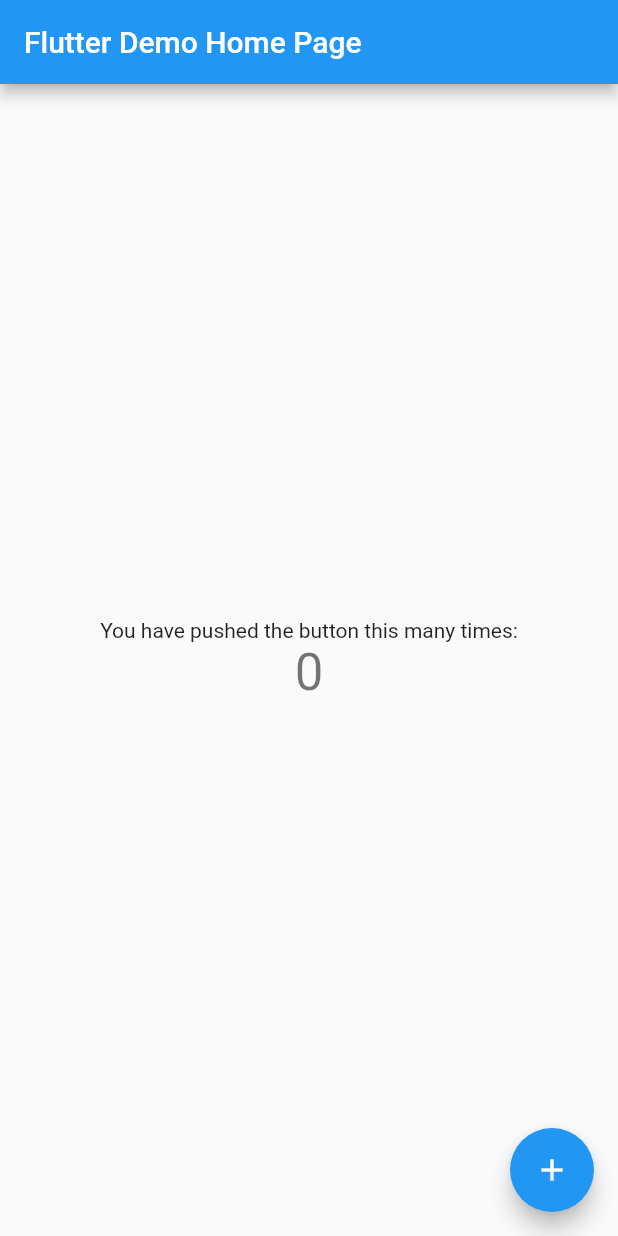
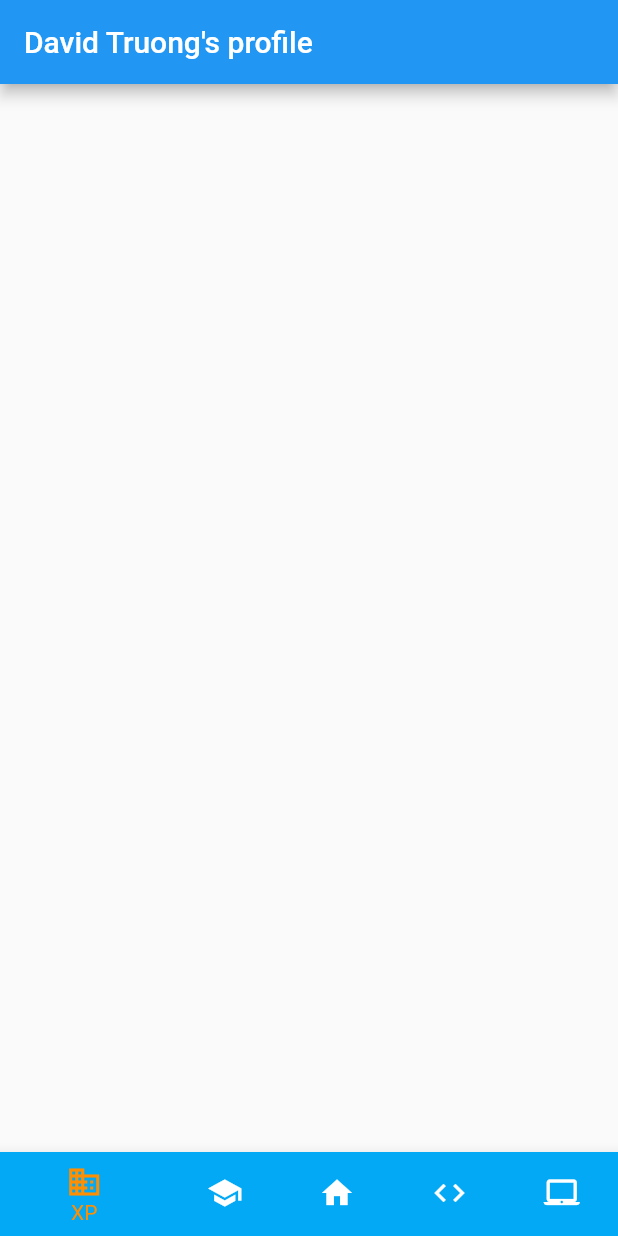
Before and after one commit to cminhtruong/cv_profile, a Flutter app: the screen it shows after launch, on a phone screen of 412 x 824 dp. Run offline on Flutter 3.47's test engine with Material 2 defaults, Android fonts, the phone set to English and light mode, and no system bars.

Commit message:
init project

```diff
--- a/lib/main.dart
+++ b/lib/main.dart
@@ -7,7 +7,7 @@ class MyApp extends StatelessWidget {
   @override
   Widget build(BuildContext context) {
     return MaterialApp(
-      title: 'Flutter Demo',
+      title: 'David Truong\'s profile',
       theme: ThemeData(
         // This is the theme of your application.
         //
@@ -20,7 +20,7 @@ class MyApp extends StatelessWidget {
         // is not restarted.
         primarySwatch: Colors.blue,
       ),
-      home: MyHomePage(title: 'Flutter Demo Home Page'),
+      home: MyHomePage(title: 'David Truong\'s profile'),
     );
   }
 }
@@ -44,16 +44,11 @@ class MyHomePage extends StatefulWidget {
 }
 
 class _MyHomePageState extends State<MyHomePage> {
-  int _counter = 0;
+  int _selectedIndex = 0;
 
-  void _incrementCounter() {
+  void _onItemTapped(int index) {
     setState(() {
-      // This call to setState tells the Flutter framework that something has
-      // changed in this State, which causes it to rerun the build method below
-      // so that the display can reflect the updated values. If we changed
-      // _counter without calling setState(), then the build method would not be
-      // called again, and so nothing would appear to happen.
-      _counter++;
+      _selectedIndex = index;
     });
   }
 
@@ -90,22 +85,37 @@ class _MyHomePageState extends State<MyHomePage> {
           // axis because Columns are vertical (the cross axis would be
           // horizontal).
           mainAxisAlignment: MainAxisAlignment.center,
-          children: <Widget>[
-            Text(
-              'You have pushed the button this many times:',
-            ),
-            Text(
-              '$_counter',
-              style: Theme.of(context).textTheme.display1,
-            ),
-          ],
+          children: <Widget>[],
         ),
       ),
-      floatingActionButton: FloatingActionButton(
-        onPressed: _incrementCounter,
-        tooltip: 'Increment',
-        child: Icon(Icons.add),
-      ), // This trailing comma makes auto-formatting nicer for build methods.
+      bottomNavigationBar: BottomNavigationBar(
+        type: BottomNavigationBarType.shifting,
+        items: const <BottomNavigationBarItem>[
+          BottomNavigationBarItem(
+              icon: Icon(Icons.business),
+              title: Text('XP'),
+              backgroundColor: Colors.lightBlue),
+          BottomNavigationBarItem(
+              icon: Icon(Icons.school),
+              title: Text('Formation'),
+              backgroundColor: Colors.lightBlue),
+          BottomNavigationBarItem(
+              icon: Icon(Icons.home),
+              title: Text('Home'),
+              backgroundColor: Colors.lightBlue),
+          BottomNavigationBarItem(
+              icon: Icon(Icons.code),
+              title: Text('Skills'),
+              backgroundColor: Colors.lightBlue),
+          BottomNavigationBarItem(
+              icon: Icon(Icons.laptop_mac),
+              title: Text('Habits'),
+              backgroundColor: Colors.lightBlue)
+        ],
+        currentIndex: _selectedIndex,
+        selectedItemColor: Colors.amber[800],
+        onTap: _onItemTapped,
+      ),
     );
   }
 }
--- a/pubspec.yaml
+++ b/pubspec.yaml
@@ -34,7 +34,6 @@ dev_dependencies:
 
 # The following section is specific to Flutter.
 flutter:
-
   # The following line ensures that the Material Icons font is
   # included with your application, so that you can use the icons in
   # the material Icons class.
```
Also changed, not shown: pubspec.lock, 4 other files.
